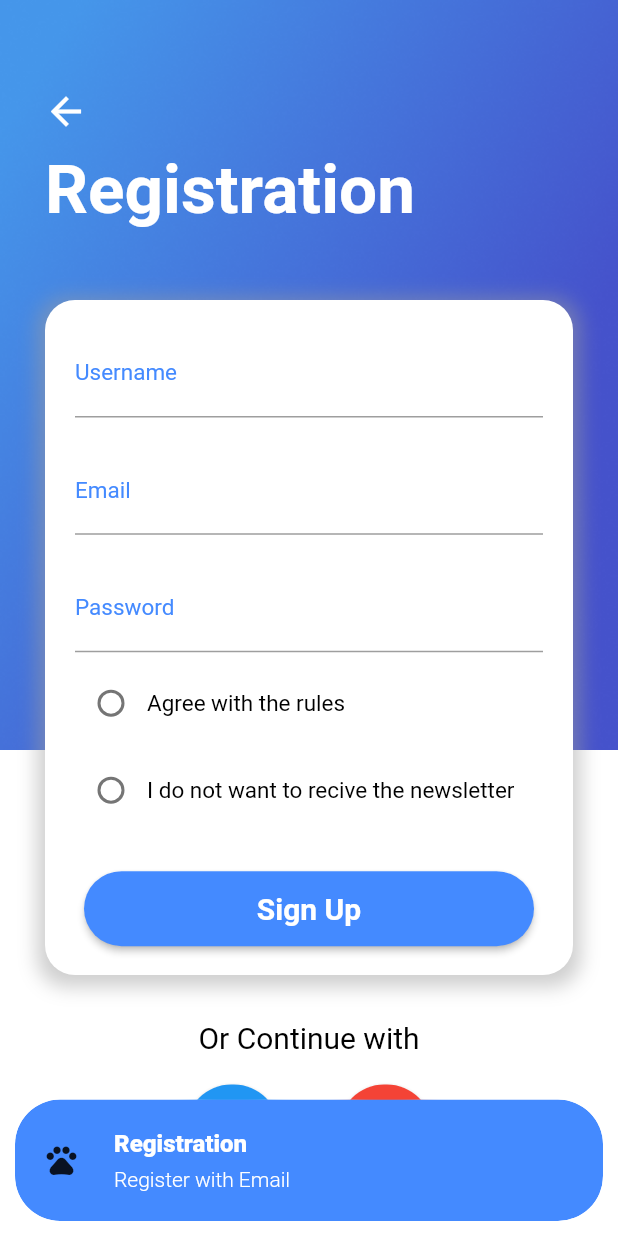
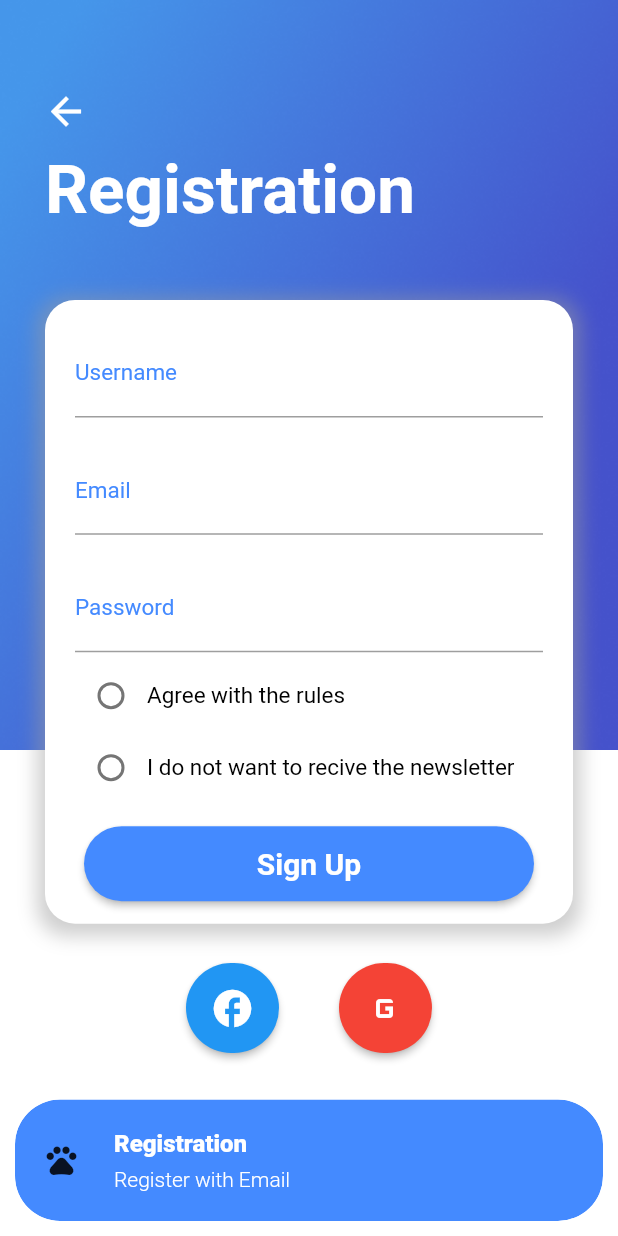
Before and after one commit to Rehman6578/pet_shop, a Flutter app: the screen it shows after launch, after a tap on "Register with Email", on a phone screen of 412 x 824 dp. Run offline on Flutter 3.47's test engine with Material 2 defaults, Android fonts, the phone set to English and light mode, and no system bars; our stand-ins replace firebase_auth, firebase_core, get; accounts and stored records are empty.

Commit message:
initial commit

```diff
--- a/lib/RegisterScreen.dart
+++ b/lib/RegisterScreen.dart
@@ -70,20 +70,24 @@ class _RegisterScreenState extends State<RegisterScreen> {
           Padding(
             padding: const EdgeInsets.only(top: 500),
             child: Container(
-              height: 500,
+              height: double.infinity,
               width: double.infinity,
               decoration: BoxDecoration(
                 color: Colors.white,
               ),
               child: Column(
                 children: [
-                  Padding(
-                    padding: const EdgeInsets.only(top: 180),
+                  Flexible(
+                    fit: FlexFit.loose,
+                    flex: 1,
+                    child: Padding(
+                      padding: const EdgeInsets.only(top: 150),
                       child: Text(
                         'Or Continue with',
                         style: TextStyle(
                           color: Colors.black,
                           fontSize: 20,
+                        ),
                       ),
                     ),
                   ),
@@ -94,7 +98,10 @@ class _RegisterScreenState extends State<RegisterScreen> {
                       mainAxisAlignment: MainAxisAlignment.center,
                       children: [
                         // add facebook button here
-                        Padding(
+                        Flexible(
+                          fit: FlexFit.loose,
+                          flex: 1,
+                          child: Padding(
                             padding: const EdgeInsets.only(right: 20),
                             child: ElevatedButton(
                               onPressed: () {},
@@ -112,8 +119,12 @@ class _RegisterScreenState extends State<RegisterScreen> {
                               ),
                             ),
                           ),
+                        ),
                         // add google button here
-                        Padding(
+                        Flexible(
+                          fit: FlexFit.loose,
+                          flex: 1,
+                          child: Padding(
                             padding: const EdgeInsets.only(left: 20),
                             child: ElevatedButton(
                               onPressed: () {},
@@ -131,12 +142,16 @@ class _RegisterScreenState extends State<RegisterScreen> {
                               ),
                             ),
                           ),
+                        ),
                       ],
                     ),
                   ),
                   // add login text here below the buttons
-                  Padding(
-                    padding: const EdgeInsets.only(top: 50),
+                  Flexible(
+                    fit: FlexFit.loose,
+                    flex: 1,
+                    child: Padding(
+                      padding: const EdgeInsets.only(top: 30),
                       child: Row(
                         mainAxisAlignment: MainAxisAlignment.center,
                         children: [
@@ -164,13 +179,13 @@ class _RegisterScreenState extends State<RegisterScreen> {
                         ],
                       ),
                     ),
+                  ),
                 ],
               ),
             ),
           ),
           Expanded(
             child: Container(
-              height: 450,
               decoration: BoxDecoration(
                 borderRadius: BorderRadius.circular(20),
                 color: Colors.white,
@@ -187,6 +202,7 @@ class _RegisterScreenState extends State<RegisterScreen> {
               child: Form(
                 key: _formkey,
                 child: Column(
+                  mainAxisSize: MainAxisSize.min,
                   children: [
                     // add email textfield here
                     TextFields(
@@ -206,7 +222,7 @@ class _RegisterScreenState extends State<RegisterScreen> {
                     ),
                     Padding(
                       padding:
-                          const EdgeInsets.only(top: 10, left: 20, right: 20),
+                          const EdgeInsets.only(top: 5, left: 20, right: 20),
                       child: Row(
                         children: [
                           Checkbox(
@@ -227,7 +243,7 @@ class _RegisterScreenState extends State<RegisterScreen> {
                     // check box for do not want to recive the news
                     Padding(
                       padding:
-                          const EdgeInsets.only(top: 10, left: 20, right: 20),
+                          const EdgeInsets.only(top: 0, left: 20, right: 20),
                       child: Row(
                         children: [
                           Checkbox(
@@ -247,7 +263,7 @@ class _RegisterScreenState extends State<RegisterScreen> {
                     ),
 
                     Padding(
-                      padding: const EdgeInsets.only(top: 30),
+                      padding: const EdgeInsets.only(top: 15, bottom: 15),
                       child: ElevatedButton(
                         onPressed: () {
                           if (_formkey.currentState!.validate()) {
```
Lines whose indentation alone changed are shown as unchanged.
